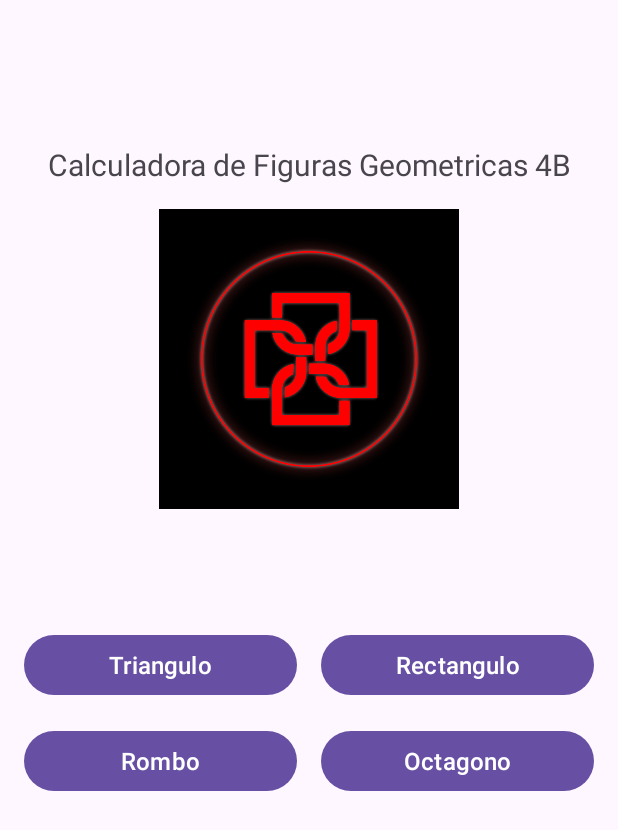
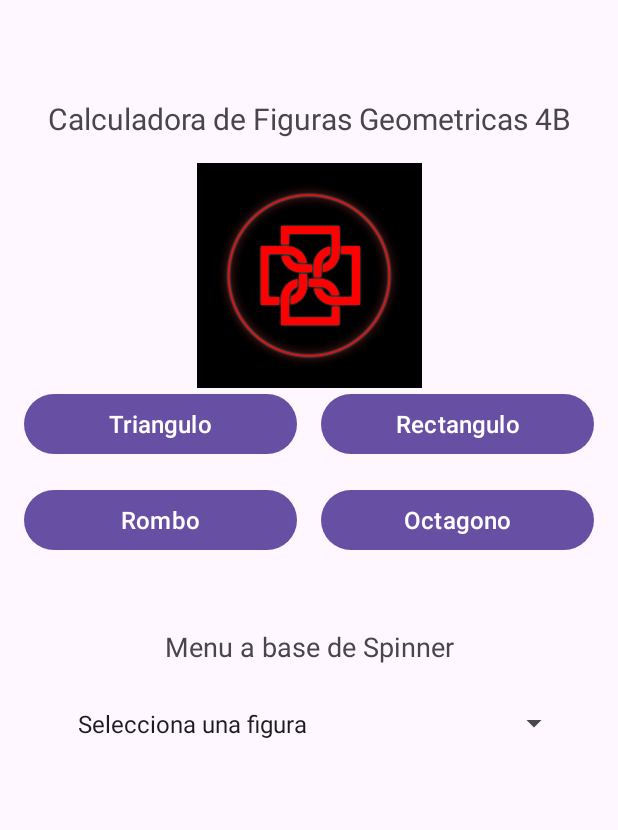
Before and after one commit to RomellGarcia/MisFigurasGeometricass, an Android app: the screen it shows after launch (MainActivity), on a phone screen of 412 x 824 dp. Shown: the top 830 px of the screen. Run offline under Robolectric (Android 15) with nearby library versions, the phone set to English and light mode, and no system bars.

Commit message:
Initial commit

```diff
--- a/app/src/main/java/com/example/miaplication/MainActivity.kt
+++ b/app/src/main/java/com/example/miaplication/MainActivity.kt
@@ -2,7 +2,11 @@ package com.example.miaplication
 
 import android.content.Intent
 import android.os.Bundle
+import android.view.View
+import android.widget.AdapterView
+import android.widget.ArrayAdapter
 import android.widget.Button
+import android.widget.Spinner
 import androidx.activity.enableEdgeToEdge
 import androidx.appcompat.app.AppCompatActivity
 import androidx.core.view.ViewCompat
@@ -26,6 +30,12 @@ class MainActivity : AppCompatActivity(), MainContract.View {
         val btnOctagono = findViewById<Button>(R.id.btnOctagono)
 
         presenter = MainPresenter(this)
+
+
+        val spinnerMenu = findViewById<Spinner>(R.id.spinnerMenu)
+        val figuras= arrayOf("Selecciona una figura","Triangulo","Rectangulo", "Rombo","Octagono")
+
+        spinnerMenu.adapter = ArrayAdapter(this, android.R.layout.simple_spinner_item, figuras)
 
         ViewCompat.setOnApplyWindowInsetsListener(findViewById(R.id.main)) { v, insets ->
             val systemBars = insets.getInsets(WindowInsetsCompat.Type.systemBars())
@@ -65,7 +75,18 @@ class MainActivity : AppCompatActivity(), MainContract.View {
             }
         }
 
+        spinnerMenu.onItemSelectedListener = object : AdapterView.OnItemSelectedListener {
+            override fun onItemSelected(parent: AdapterView<*>?, view: View?, position: Int, id: Long) {
+                when (figuras[position]) {
+                    "Triangulo" -> presenter.TrianguloClick()
+                    "Rectangulo" -> presenter.RectanguloClick()
+                    "Rombo" -> presenter.RomboClick()
+                    "Octagono" -> presenter.OctagonoClick()
+                }
+            }
 
+            override fun onNothingSelected(parent: AdapterView<*>?) {}
+        }
 
     }
 
--- a/app/src/main/res/layout/activity_main.xml
+++ b/app/src/main/res/layout/activity_main.xml
@@ -18,7 +18,7 @@
 
         <Space
             android:layout_width="match_parent"
-            android:layout_height="80dp" />
+            android:layout_height="49dp" />
 
         <TextView
             android:id="@+id/txvTitulo"
@@ -31,12 +31,10 @@
 
         <ImageView
             android:layout_width="match_parent"
-            android:layout_height="200dp"
+            android:layout_height="150dp"
             android:src="@drawable/duki"/>
 
-        <Space
-            android:layout_width="match_parent"
-            android:layout_height="80dp" />
+
 
         <LinearLayout
             android:layout_width="match_parent"
@@ -88,6 +86,27 @@
                 android:text="Octagono"
                 android:textSize="16sp" />
         </LinearLayout>
+
+        <LinearLayout
+            android:layout_width="match_parent"
+            android:layout_height="wrap_content"
+            android:orientation="vertical"
+            android:layout_marginTop="32dp"
+            android:padding="16dp">
+            <TextView
+                android:layout_width="match_parent"
+                android:layout_height="wrap_content"
+                android:text="Menu a base de Spinner"
+                android:textAlignment="center"
+                android:textSize="18dp"
+                android:layout_marginBottom="16dp"/>
+                <Spinner
+                    android:id="@+id/spinnerMenu"
+                    android:layout_width="match_parent"
+                    android:layout_height="wrap_content"
+                    android:padding="12dp"/>
+        </LinearLayout>
+
     </LinearLayout>
 
 </androidx.constraintlayout.widget.ConstraintLayout>
```
